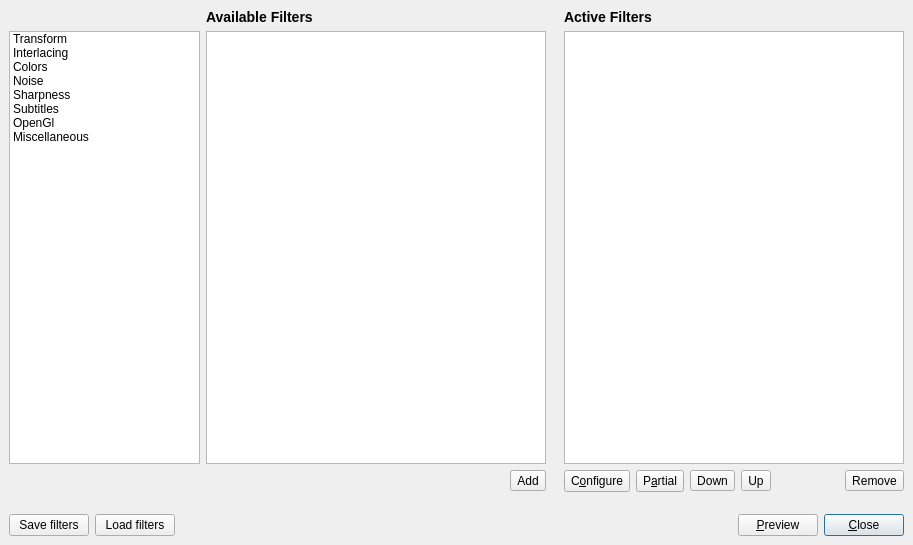
The window that avidemux/qt4/ADM_userInterfaces/ADM_filters/mainfilter.ui (mean00/avidemux2) describes before a commit, drawn with Qt 5.
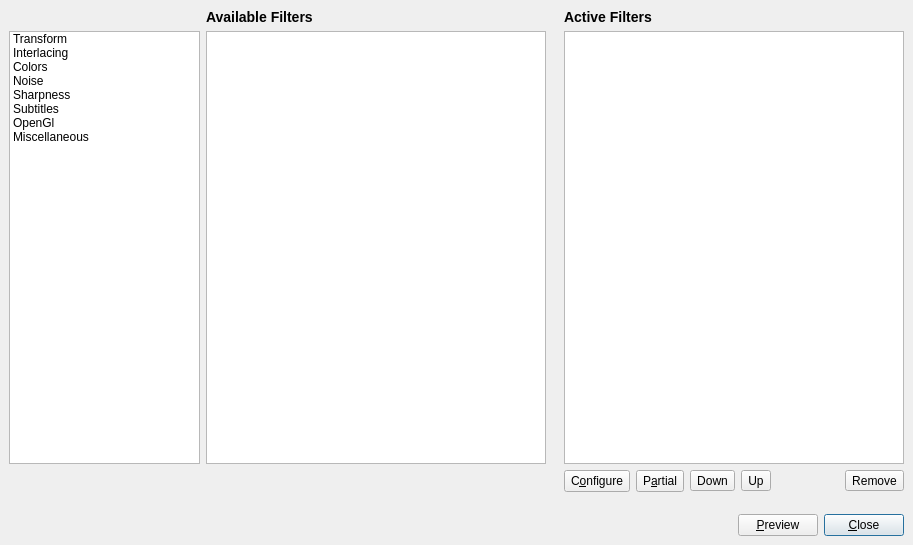
The same window after the commit. Icons and pictures are not drawn.

```diff
--- a/avidemux/qt4/ADM_userInterfaces/ADM_filters/mainfilter.ui
+++ b/avidemux/qt4/ADM_userInterfaces/ADM_filters/mainfilter.ui
@@ -204,20 +204,6 @@
          </property>
         </spacer>
        </item>
-       <item>
-        <widget class="QToolButton" name="toolButtonAdd">
-         <property name="text">
-          <string>Add</string>
-         </property>
-         <property name="icon">
-          <iconset resource="filter.qrc">
-           <normaloff>:/new/prefix1/common/ADM_icons/videoFilter/add.png</normaloff>:/new/prefix1/common/ADM_icons/videoFilter/add.png</iconset>
-         </property>
-         <property name="toolButtonStyle">
-          <enum>Qt::ToolButtonIconOnly</enum>
-         </property>
-        </widget>
-       </item>
       </layout>
      </item>
      <item row="0" column="2">
@@ -368,20 +354,6 @@
      <property name="margin">
       <number>0</number>
      </property>
-     <item>
-      <widget class="QPushButton" name="pushSave">
-       <property name="text">
-        <string>Save filters</string>
-       </property>
-      </widget>
-     </item>
-     <item>
-      <widget class="QPushButton" name="pushLoad">
-       <property name="text">
-        <string>Load filters</string>
-       </property>
-      </widget>
-     </item>
      <item>
       <spacer>
        <property name="orientation">
```
Left out of the diff: 1 changed line with no effect on the pictures.
